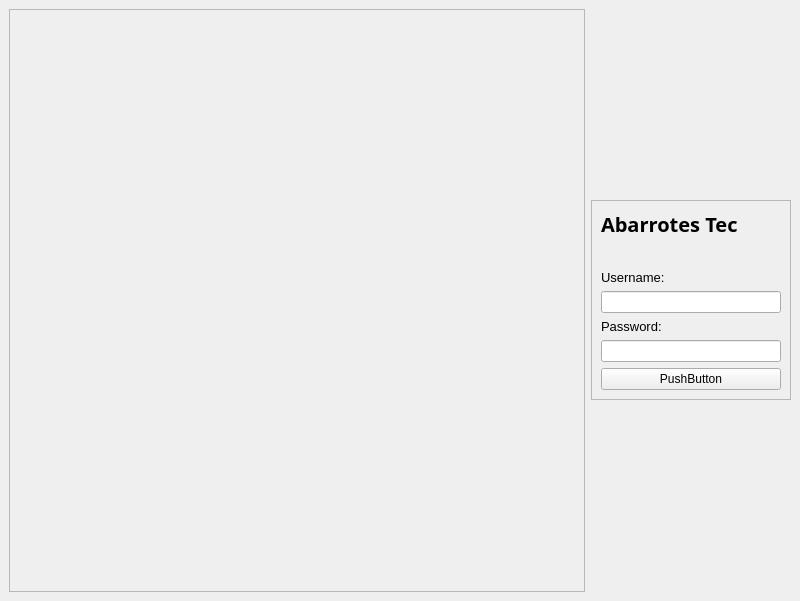
The window that views/login.ui (FlorOchoa29/puntodeventa) describes before a commit, drawn with Qt 5.
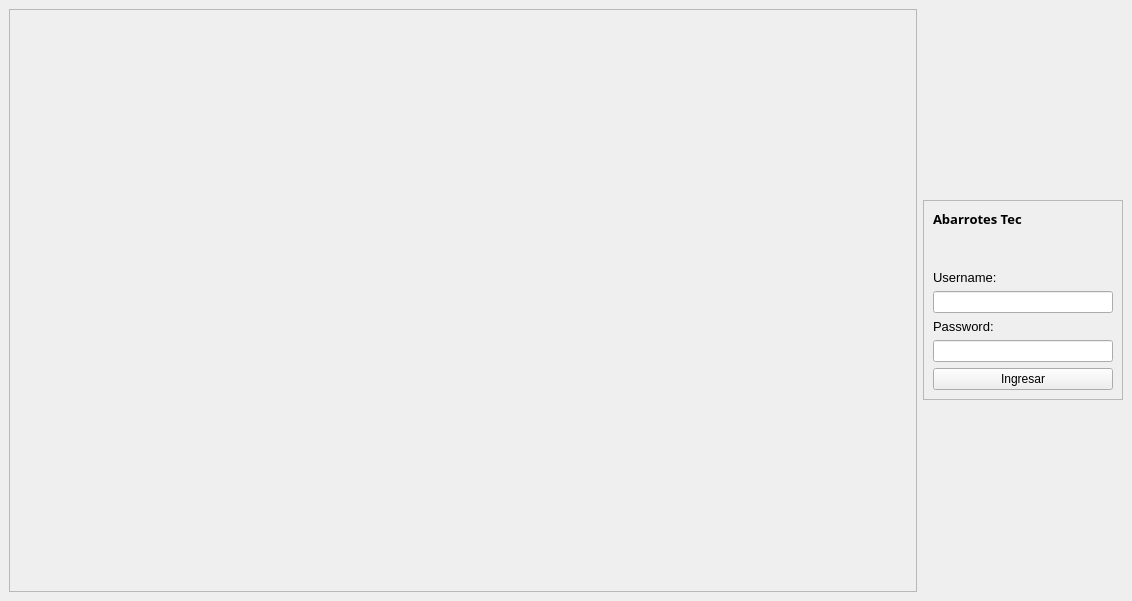
The same window after the commit.

```diff
--- a/views/login.ui
+++ b/views/login.ui
@@ -6,7 +6,7 @@
    <rect>
     <x>0</x>
     <y>0</y>
-    <width>800</width>
+    <width>1132</width>
     <height>601</height>
    </rect>
   </property>
@@ -57,7 +57,7 @@
          <property name="font">
           <font>
            <family>Arial Black</family>
-           <pointsize>15</pointsize>
+           <pointsize>10</pointsize>
            <weight>75</weight>
            <bold>true</bold>
           </font>
@@ -129,7 +129,7 @@
        <item>
         <widget class="QPushButton" name="pushButton">
          <property name="text">
-          <string>PushButton</string>
+          <string>Ingresar</string>
          </property>
         </widget>
        </item>
```
Left out of the diff: 2 changed lines with no effect on the pictures.
